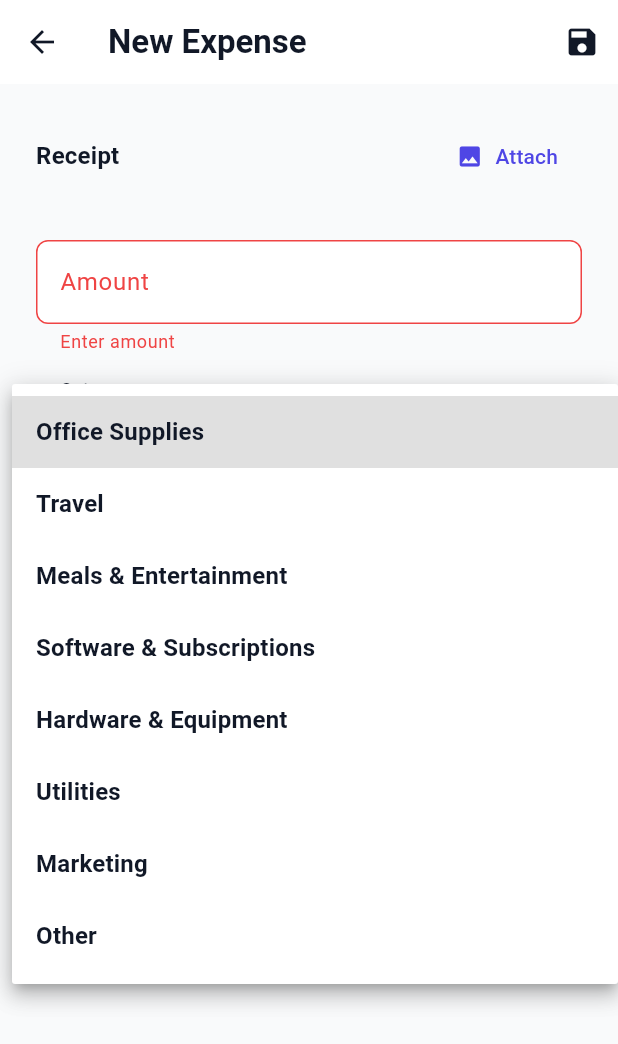
After one commit to thanseer02/invoice_generator, a Flutter app: the ExpenseFormScreen screen opened by its route, after a tap on the "save" icon, after a tap on "Office Supplies", on a phone screen of 412 x 824 dp. The commit adds this screen. Shown: the top 1044 px of the screen. Run offline on Flutter 3.47's test engine with Material 3 defaults, Android fonts, the phone set to English and light mode, and no system bars; our stand-ins replace file_picker, firebase_auth, fl_chart, flutter_animate, go_router, image_picker and 4 more; missing offline and left inert: excel; accounts and stored records are empty.

Commit message:
feat: implement expense management module with OCR scanning support

```diff
--- a/lib/core/router/app_router.dart
+++ b/lib/core/router/app_router.dart
@@ -11,6 +11,9 @@ import '../../presentation/invoices/invoice_form_screen.dart';
 import '../../presentation/invoices/invoice_detail_screen.dart';
 import '../../presentation/invoices/pdf_preview_screen.dart';
 import '../../presentation/reports/reports_dashboard_screen.dart';
+import '../../presentation/expenses/expenses_list_screen.dart';
+import '../../presentation/expenses/expense_form_screen.dart';
+import '../../domain/models/expense.dart';
 import '../providers/auth_provider.dart';
 
 GoRouter createRouter(AuthProvider authProvider) {
@@ -63,6 +66,19 @@ GoRouter createRouter(AuthProvider authProvider) {
         builder: (context, state) => const ReportsDashboardScreen(),
       ),
       GoRoute(
+        path: '/expenses',
+        builder: (context, state) => const ExpensesListScreen(),
+        routes: [
+          GoRoute(
+            path: 'new',
+            builder: (context, state) {
+              final expense = state.extra as Expense?;
+              return ExpenseFormScreen(expense: expense);
+            },
+          ),
+        ],
+      ),
+      GoRoute(
         path: '/invoices',
         builder: (context, state) => const InvoicesListScreen(),
         routes: [
--- a/lib/main.dart
+++ b/lib/main.dart
@@ -1,8 +1,8 @@
 import 'dart:async';
 import 'package:flutter/material.dart';
 import 'package:invoice_genarator/data/repositories/firebase_auth_repository.dart';
+import 'package:invoice_genarator/data/repositories/sqlite_expense_repository.dart';
 import 'package:provider/provider.dart';
-
 import 'core/theme/app_theme.dart';
 import 'core/router/app_router.dart';
 import 'core/logging/logger.dart';
@@ -14,6 +14,7 @@ import 'data/repositories/sqlite_invoice_repository.dart';
 import 'presentation/customers/customer_viewmodel.dart';
 import 'presentation/products/product_viewmodel.dart';
 import 'presentation/invoices/invoice_viewmodel.dart';
+import 'presentation/expenses/expense_viewmodel.dart';
 // import 'package:firebase_core/firebase_core.dart'; // TODO: Uncomment when Firebase config is generated
 import 'package:go_router/go_router.dart';
 
@@ -31,6 +32,7 @@ void main() {
           ChangeNotifierProvider(create: (_) => CustomerViewModel(SqliteCustomerRepository())),
           ChangeNotifierProvider(create: (_) => ProductViewModel(SqliteProductRepository())),
           ChangeNotifierProvider(create: (_) => InvoiceViewModel(SqliteInvoiceRepository())),
+          ChangeNotifierProvider(create: (_) => ExpenseViewModel(SqliteExpenseRepository())),
         ],
         child: const InvoiceApp(),
       ),
--- a/lib/presentation/dashboard/widgets/quick_actions_panel.dart
+++ b/lib/presentation/dashboard/widgets/quick_actions_panel.dart
@@ -57,7 +57,7 @@ class QuickActionsPanel extends StatelessWidget {
               ActionChip(
                 label: const Text('Log Expense'),
                 avatar: const Icon(Icons.money_off, size: 16),
-                onPressed: () {},
+                onPressed: () => context.push('/expenses'),
               ),
             ],
           ),
--- /dev/null
+++ b/lib/presentation/expenses/expense_form_screen.dart
@@ -0,0 +1,273 @@
+import 'dart:io';
+import 'package:flutter/material.dart';
+import 'package:provider/provider.dart';
+import 'package:go_router/go_router.dart';
+import 'package:uuid/uuid.dart';
+import 'package:image_picker/image_picker.dart';
+import 'package:intl/intl.dart';
+import 'expense_viewmodel.dart';
+import '../../domain/models/expense.dart';
+import '../../services/ocr/ocr_service.dart';
+import '../../core/theme/app_spacing.dart';
+
+class ExpenseFormScreen extends StatefulWidget {
+  final Expense? expense;
+
+  const ExpenseFormScreen({super.key, this.expense});
+
+  @override
+  State<ExpenseFormScreen> createState() => _ExpenseFormScreenState();
+}
+
+class _ExpenseFormScreenState extends State<ExpenseFormScreen> {
+  final _formKey = GlobalKey<FormState>();
+  final _amountController = TextEditingController();
+  final _notesController = TextEditingController();
+
+  String _selectedCategory = 'Other';
+  DateTime _expenseDate = DateTime.now();
+  String? _receiptPath;
+  bool _isOcrProcessing = false;
+
+  @override
+  void initState() {
+    super.initState();
+    if (widget.expense != null) {
+      _amountController.text = widget.expense!.amount.toString();
+      _notesController.text = widget.expense!.notes ?? '';
+      _selectedCategory = widget.expense!.category;
+      _expenseDate = widget.expense!.expenseDate;
+      _receiptPath = widget.expense!.receiptPath;
+    } else {
+      _selectedCategory = context.read<ExpenseViewModel>().categories.first;
+    }
+  }
+
+  @override
+  void dispose() {
+    _amountController.dispose();
+    _notesController.dispose();
+    super.dispose();
+  }
+
+  Future<void> _pickImage() async {
+    final picker = ImagePicker();
+    final pickedFile = await picker.pickImage(source: ImageSource.gallery);
+
+    if (pickedFile != null) {
+      setState(() {
+        _receiptPath = pickedFile.path;
+      });
+    }
+  }
+
+  Future<void> _runOcr() async {
+    if (_receiptPath == null) return;
+
+    setState(() => _isOcrProcessing = true);
+
+    try {
+      final amount = await OcrService.extractTotalAmountFromImage(_receiptPath!);
+      if (amount != null && mounted) {
+        setState(() {
+          _amountController.text = amount.toStringAsFixed(2);
+        });
+        ScaffoldMessenger.of(context).showSnackBar(
+          const SnackBar(content: Text('Amount extracted successfully!')),
+        );
+      }
+    } catch (e) {
+      if (mounted) {
+        ScaffoldMessenger.of(context).showSnackBar(
+          SnackBar(content: Text('Failed to extract amount: $e')),
+        );
+      }
+    } finally {
+      if (mounted) {
+        setState(() => _isOcrProcessing = false);
+      }
+    }
+  }
+
+  void _saveExpense() {
+    if (!_formKey.currentState!.validate()) return;
+
+    final amount = double.tryParse(_amountController.text) ?? 0.0;
+
+    final expense = Expense(
+      id: widget.expense?.id ?? const Uuid().v4(),
+      category: _selectedCategory,
+      amount: amount,
+      expenseDate: _expenseDate,
+      notes: _notesController.text,
+      receiptPath: _receiptPath,
+      createdAt: widget.expense?.createdAt ?? DateTime.now(),
+      updatedAt: DateTime.now(),
+    );
+
+    final vm = context.read<ExpenseViewModel>();
+    if (widget.expense == null) {
+      vm.addExpense(expense);
+    } else {
+      vm.updateExpense(expense);
+    }
+
+    context.pop();
+  }
+
+  @override
+  Widget build(BuildContext context) {
+    final categories = context.read<ExpenseViewModel>().categories;
+
+    return Scaffold(
+      appBar: AppBar(
+        title: Text(widget.expense == null ? 'New Expense' : 'Edit Expense'),
+        actions: [
+          IconButton(
+            icon: const Icon(Icons.save),
+            onPressed: _saveExpense,
+          ),
+        ],
+      ),
+      body: SingleChildScrollView(
+        padding: AppSpacing.edgeInsetsAllLg,
+        child: Form(
+          key: _formKey,
+          child: Column(
+            crossAxisAlignment: CrossAxisAlignment.stretch,
+            children: [
+              _buildReceiptSection(),
+              const SizedBox(height: AppSpacing.xl),
+
+              TextFormField(
+                controller: _amountController,
+                decoration: const InputDecoration(
+                  labelText: 'Amount',
+                  prefixText: '\$',
+                  border: OutlineInputBorder(),
+                ),
+                keyboardType: const TextInputType.numberWithOptions(decimal: true),
+                validator: (val) {
+                  if (val == null || val.isEmpty) return 'Enter amount';
+                  if (double.tryParse(val) == null) return 'Enter valid number';
+                  return null;
+                },
+              ),
+              const SizedBox(height: AppSpacing.lg),
+
+              DropdownButtonFormField<String>(
+                initialValue: categories.contains(_selectedCategory) ? _selectedCategory : categories.first,
+                decoration: const InputDecoration(
+                  labelText: 'Category',
+                  border: OutlineInputBorder(),
+                ),
+                items: categories.map((c) => DropdownMenuItem(value: c, child: Text(c))).toList(),
+                onChanged: (val) {
+                  if (val != null) setState(() => _selectedCategory = val);
+                },
+              ),
+              const SizedBox(height: AppSpacing.lg),
+
+              ListTile(
+                contentPadding: EdgeInsets.zero,
+                title: const Text('Date'),
+                subtitle: Text(DateFormat.yMMMd().format(_expenseDate)),
+                trailing: const Icon(Icons.calendar_today),
+                onTap: () async {
+                  final date = await showDatePicker(
+                    context: context,
+                    initialDate: _expenseDate,
+                    firstDate: DateTime(2000),
+                    lastDate: DateTime(2100),
+                  );
+                  if (date != null) {
+                    setState(() => _expenseDate = date);
+                  }
+                },
+              ),
+              const SizedBox(height: AppSpacing.lg),
+
+              TextFormField(
+                controller: _notesController,
+                decoration: const InputDecoration(
+                  labelText: 'Notes',
+                  border: OutlineInputBorder(),
+                ),
+                maxLines: 3,
+              ),
+            ],
+          ),
+        ),
+      ),
+    );
+  }
+
+  Widget _buildReceiptSection() {
+    return Column(
+      crossAxisAlignment: CrossAxisAlignment.start,
+      children: [
+        Row(
+          mainAxisAlignment: MainAxisAlignment.spaceBetween,
+          children: [
+            Text('Receipt', style: Theme.of(context).textTheme.titleMedium),
+            TextButton.icon(
+              onPressed: _pickImage,
+              icon: const Icon(Icons.image),
+              label: const Text('Attach'),
+            ),
+          ],
+        ),
+        if (_receiptPath != null) ...[
+          const SizedBox(height: AppSpacing.sm),
+          Container(
+            height: 150,
+            width: double.infinity,
+            decoration: BoxDecoration(
+              border: Border.all(color: Colors.grey.shade300),
+              borderRadius: BorderRadius.circular(8),
+            ),
+            child: Stack(
+              fit: StackFit.expand,
+              children: [
+                ClipRRect(
+                  borderRadius: BorderRadius.circular(8),
+                  child: Image.file(
+                    File(_receiptPath!),
+                    fit: BoxFit.cover,
+                    errorBuilder: (context, error, stackTrace) => const Center(child: Icon(Icons.error)),
+                  ),
+                ),
+                Positioned(
+                  top: 8,
+                  right: 8,
+                  child: CircleAvatar(
+                    backgroundColor: Colors.black54,
+                    child: IconButton(
+                      icon: const Icon(Icons.close, color: Colors.white, size: 18),
+                      onPressed: () => setState(() => _receiptPath = null),
+                    ),
+                  ),
+                ),
+              ],
+            ),
+          ),
+          const SizedBox(height: AppSpacing.md),
+          SizedBox(
+            width: double.infinity,
+            child: ElevatedButton.icon(
+              onPressed: _isOcrProcessing ? null : _runOcr,
+              icon: _isOcrProcessing
+                  ? const SizedBox(width: 16, height: 16, child: CircularProgressIndicator(strokeWidth: 2))
+                  : const Icon(Icons.document_scanner),
+              label: Text(_isOcrProcessing ? 'Scanning...' : 'Scan with OCR'),
+              style: ElevatedButton.styleFrom(
+                backgroundColor: Theme.of(context).colorScheme.primaryContainer,
+                foregroundColor: Theme.of(context).colorScheme.onPrimaryContainer,
+              ),
+            ),
+          ),
+        ],
+      ],
+    );
+  }
+}
--- /dev/null
+++ b/lib/presentation/expenses/expense_viewmodel.dart
@@ -0,0 +1,84 @@
+import 'package:flutter/foundation.dart';
+import '../../domain/models/expense.dart';
+import '../../domain/repositories/expense_repository.dart';
+
+class ExpenseViewModel extends ChangeNotifier {
+  final ExpenseRepository _repository;
+
+  List<Expense> _expenses = [];
+  List<Expense> get expenses => _expenses;
+
+  bool _isLoading = false;
+  bool get isLoading => _isLoading;
+
+  String _searchQueryLower = '';
+
+  String? _selectedCategory;
+  String? get selectedCategory => _selectedCategory;
+
+  final List<String> categories = [
+    'Office Supplies',
+    'Travel',
+    'Meals & Entertainment',
+    'Software & Subscriptions',
+    'Hardware & Equipment',
+    'Utilities',
+    'Marketing',
+    'Other'
+  ];
+
+  ExpenseViewModel(this._repository) {
+    loadExpenses();
+  }
+
+  Future<void> loadExpenses() async {
+    _isLoading = true;
+    notifyListeners();
+
+    try {
+      _expenses = await _repository.getAllExpenses();
+    } catch (e) {
+      debugPrint('Error loading expenses: $e');
+    }
+
+    _isLoading = false;
+    notifyListeners();
+  }
+
+  List<Expense> get filteredExpenses {
+    return _expenses.where((exp) {
+      final matchesSearch = _searchQueryLower.isEmpty ||
+          (exp.notes?.toLowerCase().contains(_searchQueryLower) ?? false) ||
+          exp.category.toLowerCase().contains(_searchQueryLower);
+
+      final matchesCategory = _selectedCategory == null || exp.category == _selectedCategory;
+
+      return matchesSearch && matchesCategory;
+    }).toList();
+  }
+
+  void setSearchQuery(String query) {
+    _searchQueryLower = query.toLowerCase();
+    notifyListeners();
+  }
+
+  void setCategoryFilter(String? category) {
+    _selectedCategory = category;
+    notifyListeners();
+  }
+
+  Future<void> addExpense(Expense expense) async {
+    await _repository.createExpense(expense);
+    await loadExpenses();
+  }
+
+  Future<void> updateExpense(Expense expense) async {
+    await _repository.updateExpense(expense);
+    await loadExpenses();
+  }
+
+  Future<void> deleteExpense(String id) async {
+    await _repository.deleteExpense(id);
+    await loadExpenses();
+  }
+}
--- /dev/null
+++ b/lib/presentation/expenses/expenses_list_screen.dart
@@ -0,0 +1,161 @@
+import 'package:flutter/material.dart';
+import 'package:provider/provider.dart';
+import 'package:go_router/go_router.dart';
+import 'package:fl_chart/fl_chart.dart';
+import 'package:intl/intl.dart';
+import 'expense_viewmodel.dart';
+import '../../core/theme/app_spacing.dart';
+import '../../core/theme/app_colors.dart';
+import '../../domain/models/expense.dart';
+
+class ExpensesListScreen extends StatelessWidget {
+  const ExpensesListScreen({super.key});
+
+  @override
+  Widget build(BuildContext context) {
+    return Scaffold(
+      appBar: AppBar(
+        title: const Text('Expenses'),
+        actions: [
+          IconButton(
+            icon: const Icon(Icons.add),
+            onPressed: () => context.push('/expenses/new'),
+          ),
+        ],
+      ),
+      body: Consumer<ExpenseViewModel>(
+        builder: (context, vm, child) {
+          if (vm.isLoading) {
+            return const Center(child: CircularProgressIndicator());
+          }
+
+          final expenses = vm.filteredExpenses;
+
+          return Column(
+            children: [
+              _buildFilterBar(context, vm),
+              if (expenses.isNotEmpty) _buildChart(context, expenses),
+              Expanded(
+                child: expenses.isEmpty
+                    ? const Center(child: Text('No expenses found.'))
+                    : ListView.builder(
+                        itemCount: expenses.length,
+                        itemBuilder: (context, index) {
+                          final expense = expenses[index];
+                          return _buildExpenseTile(context, expense, vm);
+                        },
+                      ),
+              ),
+            ],
+          );
+        },
+      ),
+      floatingActionButton: FloatingActionButton(
+        onPressed: () => context.push('/expenses/new'),
+        child: const Icon(Icons.add),
+      ),
+    );
+  }
+
+  Widget _buildFilterBar(BuildContext context, ExpenseViewModel vm) {
+    return Padding(
+      padding: AppSpacing.edgeInsetsAllMd,
+      child: Row(
+        children: [
+          Expanded(
+            child: TextField(
+              decoration: const InputDecoration(
+                hintText: 'Search notes...',
+                prefixIcon: Icon(Icons.search),
+                border: OutlineInputBorder(),
+              ),
+              onChanged: vm.setSearchQuery,
+            ),
+          ),
+          const SizedBox(width: AppSpacing.md),
+          DropdownButton<String?>(
+            value: vm.selectedCategory,
+            hint: const Text('All Categories'),
+            items: [
+              const DropdownMenuItem(value: null, child: Text('All Categories')),
+              ...vm.categories.map((c) => DropdownMenuItem(value: c, child: Text(c))),
+            ],
+            onChanged: vm.setCategoryFilter,
+          ),
+        ],
+      ),
+    );
+  }
+
+  Widget _buildChart(BuildContext context, List<Expense> expenses) {
+    final Map<String, double> categoryTotals = {};
+    for (var e in expenses) {
+      categoryTotals[e.category] = (categoryTotals[e.category] ?? 0) + e.amount;
+    }
+
+    final colors = [
+      Colors.blue, Colors.red, Colors.green, Colors.orange,
+      Colors.purple, Colors.teal, Colors.pink, Colors.amber
+    ];
+
+    int colorIndex = 0;
+    final List<PieChartSectionData> sections = [];
+    for (var entry in categoryTotals.entries) {
+      if (entry.value > 0) {
+        sections.add(PieChartSectionData(
+          color: colors[colorIndex % colors.length],
+          value: entry.value,
+          title: entry.key,
+          radius: 50,
+          titleStyle: const TextStyle(fontSize: 10, fontWeight: FontWeight.bold, color: Colors.white),
+        ));
+        colorIndex++;
+      }
+    }
+
+    if (sections.isEmpty) return const SizedBox.shrink();
+
+    return Container(
+      height: 200,
+      padding: AppSpacing.edgeInsetsAllMd,
+      child: PieChart(
+        PieChartData(
+          sections: sections,
+          sectionsSpace: 2,
+          centerSpaceRadius: 40,
+        ),
+      ),
+    );
+  }
+
+  Widget _buildExpenseTile(BuildContext context, Expense expense, ExpenseViewModel vm) {
+    return ListTile(
+      leading: CircleAvatar(
+        backgroundColor: AppColors.primary.withValues(alpha: 0.1),
+        child: const Icon(Icons.receipt, color: AppColors.primary),
+      ),
+      title: Text(expense.category, style: const TextStyle(fontWeight: FontWeight.bold)),
+      subtitle: Column(
+        crossAxisAlignment: CrossAxisAlignment.start,
+        children: [
+          Text(DateFormat.yMMMd().format(expense.expenseDate)),
+          if (expense.notes != null && expense.notes!.isNotEmpty)
+            Text(expense.notes!, maxLines: 1, overflow: TextOverflow.ellipsis),
+        ],
+      ),
+      trailing: Row(
+        mainAxisSize: MainAxisSize.min,
+        children: [
+          Text('\$${expense.amount.toStringAsFixed(2)}', style: const TextStyle(fontWeight: FontWeight.bold, fontSize: 16)),
+          IconButton(
+            icon: const Icon(Icons.delete, color: Colors.red),
+            onPressed: () {
+              vm.deleteExpense(expense.id);
+            },
+          ),
+        ],
+      ),
+      onTap: () => context.push('/expenses/new', extra: expense),
+    );
+  }
+}
```
Also changed, not shown: lib/services/ocr/ocr_service.dart (added, +23 -0 lines).
